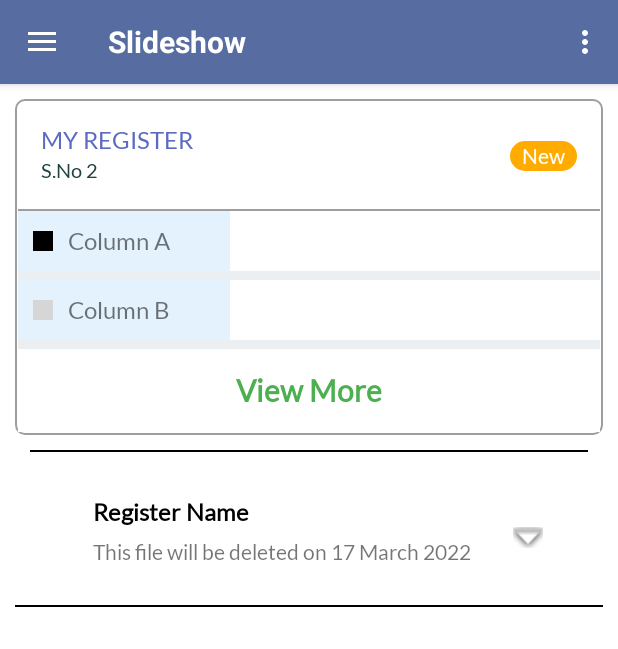
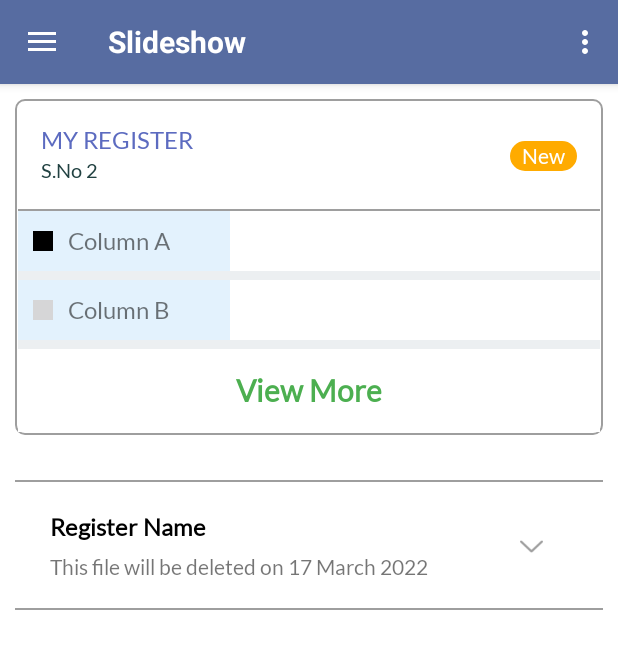
Before and after one commit to MayankChowdhary/DraggerList, an Android app: the screen it shows after launch (MainActivity), in the side drawer, after a tap on "Slideshow", on a phone screen of 412 x 824 dp. Shown: the top 649 px of the screen. Run offline under Robolectric (Android 15) with nearby library versions, the light colour scheme and no system bars; our stand-ins replace navigation-ui; Roboto replaces fonts that are not available here.

Commit message:
Added deleted list item

```diff
--- a/app/src/main/res/drawable/reg_item_back.xml
+++ b/app/src/main/res/drawable/reg_item_back.xml
@@ -3,7 +3,7 @@
     android:shape="rectangle">
     <solid android:color="#FFFFFF" />
     <stroke android:width="1dp"
-        android:color="#9E9E9E" />
+        android:color="@color/gray_border" />
     <corners
         android:radius="6dp"/>
 </shape>
--- a/app/src/main/res/layout/deleted_list_item.xml
+++ b/app/src/main/res/layout/deleted_list_item.xml
@@ -10,7 +10,7 @@
         android:id="@+id/deleted_title"
         android:layout_width="wrap_content"
         android:layout_height="wrap_content"
-        android:layout_marginStart="40dp"
+        android:layout_marginStart="10dp"
         android:layout_marginTop="20dp"
         android:fontFamily="@font/lato"
         android:text="Register Name"
@@ -25,7 +25,7 @@
     <TextView
         android:id="@+id/deleted_expiry_text"
         android:layout_width="265dp"
-        android:layout_height="25dp"
+        android:layout_height="wrap_content"
         android:layout_marginTop="8dp"
         android:layout_marginBottom="20dp"
         android:ellipsize="end"
@@ -41,18 +41,19 @@
 
     <ImageView
         android:id="@+id/deleted_arrow"
-        android:layout_width="20dp"
-        android:layout_height="20dp"
+        android:layout_width="15dp"
+        android:layout_height="15dp"
         android:layout_marginEnd="40dp"
         app:layout_constraintBottom_toBottomOf="parent"
         app:layout_constraintEnd_toEndOf="parent"
         app:layout_constraintTop_toTopOf="parent"
-        app:srcCompat="@android:drawable/arrow_down_float" />
+        app:tint="@color/gray_border"
+        app:srcCompat="@drawable/down_arrow" />
 
     <View
         android:layout_width="match_parent"
         android:layout_height="1dp"
-        android:background="@color/black"
+        android:background="@color/gray_border"
         app:layout_constraintBottom_toBottomOf="parent"
         app:layout_constraintEnd_toEndOf="parent"
         app:layout_constraintStart_toStartOf="parent" />
--- a/app/src/main/res/layout/fragment_slideshow.xml
+++ b/app/src/main/res/layout/fragment_slideshow.xml
@@ -27,8 +27,8 @@
             <View
                 android:layout_width="match_parent"
                 android:layout_height="1dp"
-                android:layout_margin="10dp"
-                android:background="@color/black"/>
+                android:layout_marginTop="30dp"
+                android:background="@color/gray_border"/>
             <include
                 layout="@layout/deleted_list_item"
                 android:layout_width="match_parent"
--- a/app/src/main/res/values/colors.xml
+++ b/app/src/main/res/values/colors.xml
@@ -13,4 +13,6 @@
     <color name="green_500">#4CAF50</color>
     <color name="indigo_400">#5C6BC0</color>
     <color name="gray_800">#224242</color>
+    <color name="gray_border">#9E9E9E</color>
+
 </resources>
```
Also changed, not shown: app/src/main/res/drawable/down_arrow.png (added).
